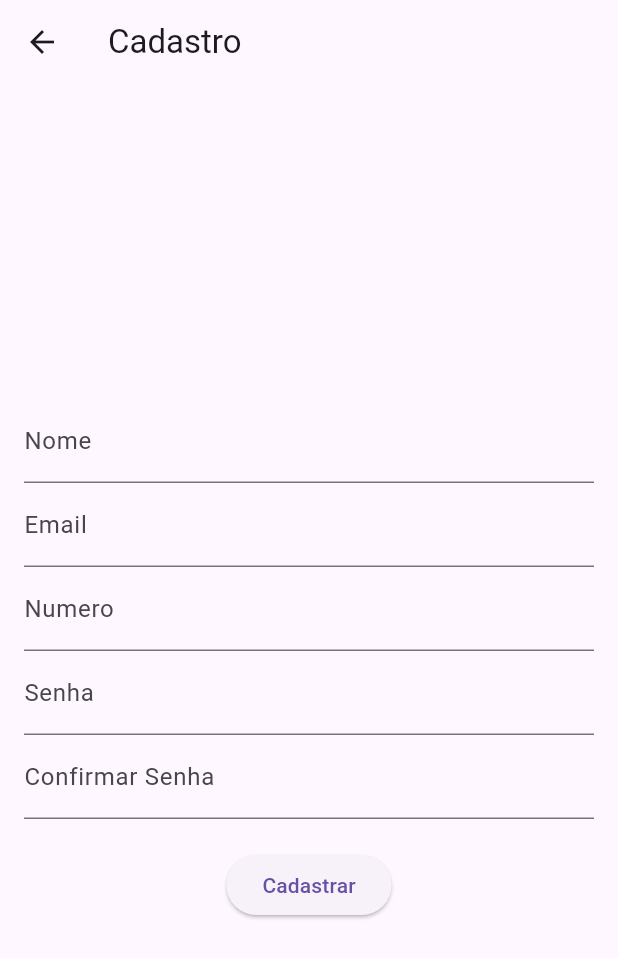
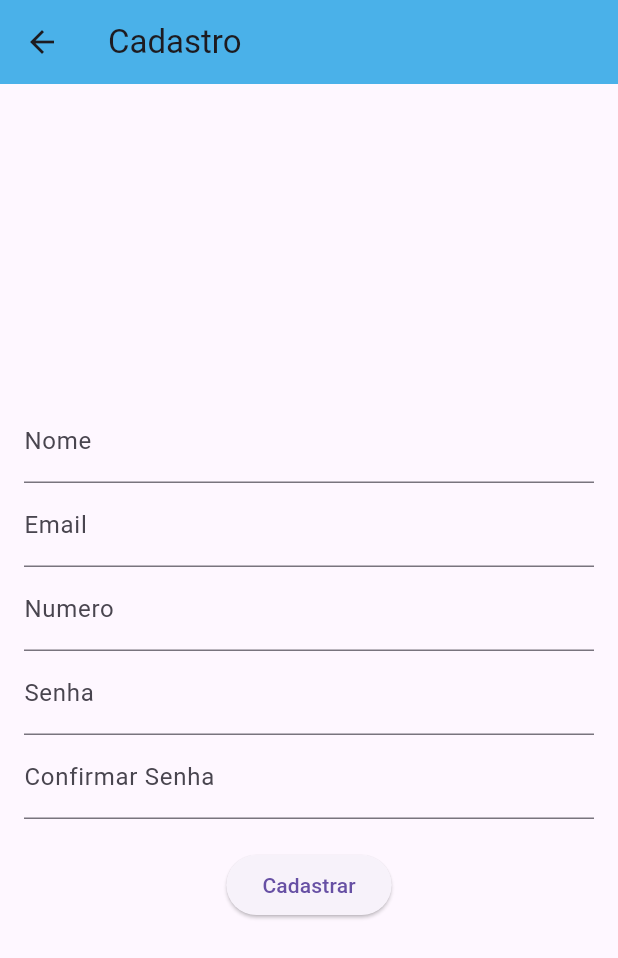
Before and after one commit to b4rradas/app_notasorg, a Flutter app: the screen it shows after launch, after a tap on "Criar Conta", on a phone screen of 412 x 824 dp. Shown: the top 958 px of the screen. Run offline on Flutter 3.47's test engine with Material 3 defaults, Android fonts, the phone set to English and light mode, and no system bars; our stand-ins replace device_preview, get_it.

Commit message:
atualizando login, home e cadastro view

```diff
--- a/lib/view/cadastro_view.dart
+++ b/lib/view/cadastro_view.dart
@@ -16,7 +16,10 @@ class _CadastroViewState extends State<CadastroView> {
   @override
   Widget build(BuildContext context) {
     return Scaffold(
-      appBar: AppBar(title: Text('Cadastro')),
+      appBar: AppBar(
+        title: Text('Cadastro'),
+        backgroundColor: Color.fromARGB(255, 74, 177, 233),
+        ),
       body: Padding(
         padding: const EdgeInsets.all(16.0),
         child: Form(
--- a/lib/view/home_view.dart
+++ b/lib/view/home_view.dart
@@ -11,6 +11,7 @@ class HomeView extends StatelessWidget {
         backgroundColor: const Color.fromARGB(255, 74, 177, 233),
         ),
       drawer: const SideBar()
+
     );
   }
 }
--- a/lib/view/login_view.dart
+++ b/lib/view/login_view.dart
@@ -16,7 +16,10 @@ class _LoginViewState extends State<LoginView> {
   @override
   Widget build(BuildContext context) {
     return Scaffold(
-      appBar: AppBar(title: Text('Login')),
+      appBar: AppBar(
+        title: Text('Login'),
+        backgroundColor: Color.fromARGB(255, 74, 177, 233),
+        ),
       body: Padding(
         padding: const EdgeInsets.all(16.0),
         child: Form(
```
Also changed, not shown: assets/background_img.png (added).
